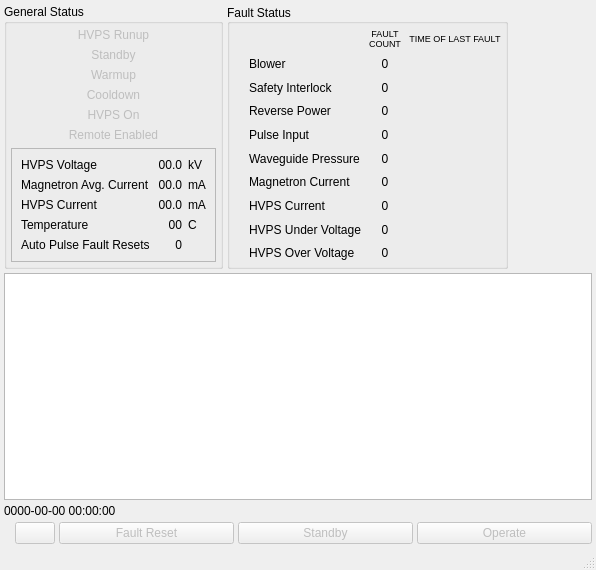
The window that src/hcr_xmit/HcrXmitCtlMainWindow.ui (NCAR/HCR_instrument) describes before a commit, drawn with Qt 5.
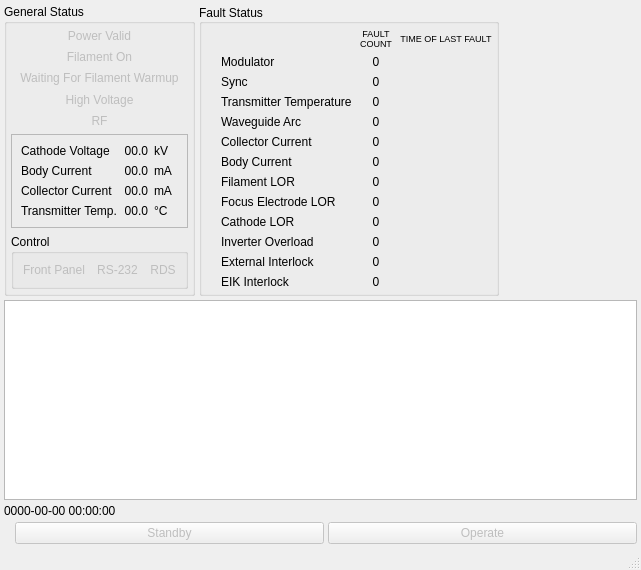
The same window after the commit. Icons and pictures are not drawn.

Commit message: Lots of changes to collect, handle, and display all of the specific status information returned by the HCR transmitter.

```diff
--- a/src/hcr_xmit/HcrXmitCtlMainWindow.ui
+++ b/src/hcr_xmit/HcrXmitCtlMainWindow.ui
@@ -6,7 +6,7 @@
    <rect>
     <x>0</x>
     <y>0</y>
-    <width>596</width>
+    <width>641</width>
     <height>570</height>
    </rect>
   </property>
@@ -47,7 +47,7 @@
             <bool>false</bool>
            </property>
            <property name="text">
-            <string>HVPS Runup</string>
+            <string>Power Valid</string>
            </property>
            <property name="alignment">
             <set>Qt::AlignCenter</set>
@@ -60,7 +60,7 @@
             <bool>false</bool>
            </property>
            <property name="text">
-            <string>Standby</string>
+            <string>Filament On</string>
            </property>
            <property name="alignment">
             <set>Qt::AlignCenter</set>
@@ -73,7 +73,7 @@
             <bool>false</bool>
            </property>
            <property name="text">
-            <string>Warmup</string>
+            <string>Waiting For Filament Warmup</string>
            </property>
            <property name="alignment">
             <set>Qt::AlignCenter</set>
@@ -86,7 +86,7 @@
             <bool>false</bool>
            </property>
            <property name="text">
-            <string>Cooldown</string>
+            <string>High Voltage</string>
            </property>
            <property name="alignment">
             <set>Qt::AlignCenter</set>
@@ -99,20 +99,7 @@
             <bool>false</bool>
            </property>
            <property name="text">
-            <string>HVPS On</string>
-           </property>
-           <property name="alignment">
-            <set>Qt::AlignCenter</set>
-           </property>
-          </widget>
-         </item>
-         <item>
-          <widget class="QLabel" name="remoteEnabledLabel">
-           <property name="enabled">
-            <bool>false</bool>
-           </property>
-           <property name="text">
-            <string>Remote Enabled</string>
+            <string>RF</string>
            </property>
            <property name="alignment">
             <set>Qt::AlignCenter</set>
@@ -131,7 +118,7 @@
             <item row="0" column="0">
              <widget class="QLabel" name="hvpsVoltageTitle">
               <property name="text">
-               <string>HVPS Voltage </string>
+               <string>Cathode Voltage </string>
               </property>
              </widget>
             </item>
@@ -161,7 +148,7 @@
             <item row="1" column="0">
              <widget class="QLabel" name="magCurrentTitle">
               <property name="text">
-               <string>Magnetron Avg. Current </string>
+               <string>Body Current </string>
               </property>
              </widget>
             </item>
@@ -176,37 +163,7 @@
              </widget>
             </item>
             <item row="1" column="2">
-             <widget class="QLabel" name="magCurrentUnits">
-              <property name="sizePolicy">
-               <sizepolicy hsizetype="Minimum" vsizetype="Preferred">
-                <horstretch>0</horstretch>
-                <verstretch>0</verstretch>
-               </sizepolicy>
-              </property>
-              <property name="text">
-               <string>mA</string>
-              </property>
-             </widget>
-            </item>
-            <item row="2" column="0">
-             <widget class="QLabel" name="hvpsCurrentTitle">
-              <property name="text">
-               <string>HVPS Current</string>
-              </property>
-             </widget>
-            </item>
-            <item row="2" column="1">
-             <widget class="QLabel" name="hvpsCurrentValue">
-              <property name="text">
-               <string>00.0</string>
-              </property>
-              <property name="alignment">
-               <set>Qt::AlignRight|Qt::AlignTrailing|Qt::AlignVCenter</set>
-              </property>
-             </widget>
-            </item>
-            <item row="2" column="2">
-             <widget class="QLabel" name="hvpsCurrentUnits">
+             <widget class="QLabel" name="bodyCurrentUnits">
               <property name="sizePolicy">
                <sizepolicy hsizetype="Minimum" vsizetype="Preferred">
                 <horstretch>0</horstretch>
@@ -221,7 +178,7 @@
             <item row="3" column="1">
              <widget class="QLabel" name="temperatureValue">
               <property name="text">
-               <string>00</string>
+               <string>&lt;html&gt;&lt;head/&gt;&lt;body&gt;&lt;p&gt;00.0&lt;/p&gt;&lt;/body&gt;&lt;/html&gt;</string>
               </property>
               <property name="alignment">
                <set>Qt::AlignRight|Qt::AlignTrailing|Qt::AlignVCenter</set>
@@ -231,31 +188,95 @@
             <item row="3" column="2">
              <widget class="QLabel" name="temperatureUnits">
               <property name="text">
-               <string>C</string>
+               <string>°C</string>
               </property>
              </widget>
             </item>
             <item row="3" column="0">
              <widget class="QLabel" name="temperatureTitle">
               <property name="text">
-               <string>Temperature</string>
+               <string>Transmitter Temp.</string>
               </property>
              </widget>
             </item>
-            <item row="4" column="0">
-             <widget class="QLabel" name="autoResetTitle">
+            <item row="2" column="0">
+             <widget class="QLabel" name="collectorCurrentTitle">
               <property name="text">
-               <string>Auto Pulse Fault Resets</string>
+               <string>Collector Current</string>
               </property>
              </widget>
             </item>
-            <item row="4" column="1">
-             <widget class="QLabel" name="autoResetCount">
+            <item row="2" column="1">
+             <widget class="QLabel" name="collectorCurrentValue">
               <property name="text">
-               <string>0</string>
+               <string>00.0</string>
               </property>
               <property name="alignment">
                <set>Qt::AlignRight|Qt::AlignTrailing|Qt::AlignVCenter</set>
+              </property>
+             </widget>
+            </item>
+            <item row="2" column="2">
+             <widget class="QLabel" name="collectorCurrentUnits">
+              <property name="sizePolicy">
+               <sizepolicy hsizetype="Minimum" vsizetype="Preferred">
+                <horstretch>0</horstretch>
+                <verstretch>0</verstretch>
+               </sizepolicy>
+              </property>
+              <property name="text">
+               <string>mA</string>
+              </property>
+             </widget>
+            </item>
+           </layout>
+          </widget>
+         </item>
+         <item>
+          <widget class="QGroupBox" name="controlBox">
+           <property name="title">
+            <string>Control</string>
+           </property>
+           <layout class="QHBoxLayout" name="horizontalLayout">
+            <property name="spacing">
+             <number>12</number>
+            </property>
+            <item>
+             <widget class="QLabel" name="frontPanelLabel">
+              <property name="enabled">
+               <bool>false</bool>
+              </property>
+              <property name="text">
+               <string>Front Panel</string>
+              </property>
+              <property name="alignment">
+               <set>Qt::AlignCenter</set>
+              </property>
+             </widget>
+            </item>
+            <item>
+             <widget class="QLabel" name="rs232Label">
+              <property name="enabled">
+               <bool>false</bool>
+              </property>
+              <property name="text">
+               <string>RS-232</string>
+              </property>
+              <property name="alignment">
+               <set>Qt::AlignCenter</set>
+              </property>
+             </widget>
+            </item>
+            <item>
+             <widget class="QLabel" name="rdsLabel">
+              <property name="enabled">
+               <bool>false</bool>
+              </property>
+              <property name="text">
+               <string>RDS</string>
+              </property>
+              <property name="alignment">
+               <set>Qt::AlignCenter</set>
               </property>
              </widget>
             </item>
@@ -283,6 +304,35 @@
          <property name="margin">
           <number>4</number>
          </property>
+         <item row="8" column="0">
+          <widget class="QLabel" name="focusElectrodeLorFaultIcon">
+           <property name="sizePolicy">
+            <sizepolicy hsizetype="Preferred" vsizetype="Preferred">
+             <horstretch>0</horstretch>
+             <verstretch>0</verstretch>
+            </sizepolicy>
+           </property>
+           <property name="text">
+            <string/>
+           </property>
+           <property name="pixmap">
+            <pixmap resource="HcrXmitCtlMainWindow.qrc">:/greenLED_off.png</pixmap>
+           </property>
+          </widget>
+         </item>
+         <item row="8" column="1">
+          <widget class="QLabel" name="focusElectrodeLorFaultLabel">
+           <property name="sizePolicy">
+            <sizepolicy hsizetype="Preferred" vsizetype="Preferred">
+             <horstretch>0</horstretch>
+             <verstretch>0</verstretch>
+            </sizepolicy>
+           </property>
+           <property name="text">
+            <string>Focus Electrode LOR</string>
+           </property>
+          </widget>
+         </item>
          <item row="1" column="0">
           <widget class="QLabel" name="blowerFaultIcon">
            <property name="sizePolicy">
@@ -308,7 +358,7 @@
             </sizepolicy>
            </property>
            <property name="text">
-            <string>Blower</string>
+            <string>Modulator</string>
            </property>
            <property name="indent">
             <number>0</number>
@@ -340,7 +390,7 @@
             </sizepolicy>
            </property>
            <property name="text">
-            <string>Safety Interlock</string>
+            <string>Sync</string>
            </property>
           </widget>
          </item>
@@ -369,7 +419,7 @@
             </sizepolicy>
            </property>
            <property name="text">
-            <string>Reverse Power</string>
+            <string>Transmitter Temperature</string>
            </property>
           </widget>
          </item>
@@ -398,7 +448,7 @@
             </sizepolicy>
            </property>
            <property name="text">
-            <string>Pulse Input</string>
+            <string>Waveguide Arc</string>
            </property>
           </widget>
          </item>
@@ -430,20 +480,7 @@
             <string/>
            </property>
            <property name="pixmap">
-            <pixmap resource="KaXmitCtlMainWindow.qrc">:/greenLED_off.png</pixmap>
-           </property>
-          </widget>
-         </item>
-         <item row="6" column="1">
-          <widget class="QLabel" name="magCurrFaultLabel">
-           <property name="sizePolicy">
-            <sizepolicy hsizetype="Preferred" vsizetype="Preferred">
-             <horstretch>0</horstretch>
-             <verstretch>0</verstretch>
-            </sizepolicy>
-           </property>
-           <property name="text">
-            <string>Magnetron Current</string>
+            <pixmap resource="HcrXmitCtlMainWindow.qrc">:/greenLED_off.png</pixmap>
            </property>
           </widget>
          </item>
@@ -459,7 +496,20 @@
             <string/>
            </property>
            <property name="pixmap">
-            <pixmap resource="KaXmitCtlMainWindow.qrc">:/greenLED_off.png</pixmap>
+            <pixmap resource="HcrXmitCtlMainWindow.qrc">:/greenLED_off.png</pixmap>
+           </property>
+          </widget>
+         </item>
+         <item row="6" column="1">
+          <widget class="QLabel" name="bodyCurrFaultLabel">
+           <property name="sizePolicy">
+            <sizepolicy hsizetype="Preferred" vsizetype="Preferred">
+             <horstretch>0</horstretch>
+             <verstretch>0</verstretch>
+            </sizepolicy>
+           </property>
+           <property name="text">
+            <string>Body Current</string>
            </property>
           </widget>
          </item>
@@ -472,36 +522,7 @@
             </sizepolicy>
            </property>
            <property name="text">
-            <string>HVPS Current</string>
-           </property>
-          </widget>
-         </item>
-         <item row="8" column="0">
-          <widget class="QLabel" name="hvpsUnderVFaultIcon">
-           <property name="sizePolicy">
-            <sizepolicy hsizetype="Preferred" vsizetype="Preferred">
-             <horstretch>0</horstretch>
-             <verstretch>0</verstretch>
-            </sizepolicy>
-           </property>
-           <property name="text">
-            <string/>
-           </property>
-           <property name="pixmap">
-            <pixmap resource="KaXmitCtlMainWindow.qrc">:/greenLED_off.png</pixmap>
-           </property>
-          </widget>
-         </item>
-         <item row="8" column="1">
-          <widget class="QLabel" name="hvpsUnderVFaultLabel">
-           <property name="sizePolicy">
-            <sizepolicy hsizetype="Preferred" vsizetype="Preferred">
-             <horstretch>0</horstretch>
-             <verstretch>0</verstretch>
-            </sizepolicy>
-           </property>
-           <property name="text">
-            <string>HVPS Under Voltage</string>
+            <string>Filament LOR</string>
            </property>
           </widget>
          </item>
@@ -530,7 +551,7 @@
             </sizepolicy>
            </property>
            <property name="text">
-            <string>HVPS Over Voltage</string>
+            <string>Cathode LOR</string>
            </property>
           </widget>
          </item>
@@ -543,7 +564,7 @@
             </sizepolicy>
            </property>
            <property name="text">
-            <string>Waveguide Pressure</string>
+            <string>Collector Current</string>
            </property>
           </widget>
          </item>
@@ -763,6 +784,108 @@
            </property>
           </widget>
          </item>
+         <item row="10" column="0">
+          <widget class="QLabel" name="inverterOverloadFaultIcon">
+           <property name="text">
+            <string/>
+           </property>
+           <property name="pixmap">
+            <pixmap resource="HcrXmitCtlMainWindow.qrc">:/greenLED_off.png</pixmap>
+           </property>
+          </widget>
+         </item>
+         <item row="10" column="1">
+          <widget class="QLabel" name="inverterOverloadFaultLabel">
+           <property name="text">
+            <string>Inverter Overload</string>
+           </property>
+          </widget>
+         </item>
+         <item row="10" column="2">
+          <widget class="QLabel" name="inverterOverloadFaultCount">
+           <property name="text">
+            <string>0</string>
+           </property>
+           <property name="alignment">
+            <set>Qt::AlignCenter</set>
+           </property>
+          </widget>
+         </item>
+         <item row="10" column="3">
+          <widget class="QLabel" name="inverterOverloadFaultTime">
+           <property name="text">
+            <string/>
+           </property>
+          </widget>
+         </item>
+         <item row="11" column="1">
+          <widget class="QLabel" name="extInterlockFaultLabel">
+           <property name="text">
+            <string>External Interlock</string>
+           </property>
+          </widget>
+         </item>
+         <item row="11" column="0">
+          <widget class="QLabel" name="extInterlockFaultIcon">
+           <property name="text">
+            <string/>
+           </property>
+           <property name="pixmap">
+            <pixmap resource="HcrXmitCtlMainWindow.qrc">:/greenLED_off.png</pixmap>
+           </property>
+          </widget>
+         </item>
+         <item row="11" column="2">
+          <widget class="QLabel" name="extInterlockFaultCount">
+           <property name="text">
+            <string>0</string>
+           </property>
+           <property name="alignment">
+            <set>Qt::AlignCenter</set>
+           </property>
+          </widget>
+         </item>
+         <item row="11" column="3">
+          <widget class="QLabel" name="extInterlockFaultTime">
+           <property name="text">
+            <string/>
+           </property>
+          </widget>
+         </item>
+         <item row="12" column="0">
+          <widget class="QLabel" name="eikInterlockFaultIcon">
+           <property name="text">
+            <string/>
+           </property>
+           <property name="pixmap">
+            <pixmap resource="HcrXmitCtlMainWindow.qrc">:/greenLED_off.png</pixmap>
+           </property>
+          </widget>
+         </item>
+         <item row="12" column="1">
+          <widget class="QLabel" name="eikInterlockFaultLabel">
+           <property name="text">
+            <string>EIK Interlock</string>
+           </property>
+          </widget>
+         </item>
+         <item row="12" column="2">
+          <widget class="QLabel" name="eikInterlockFaultCount">
+           <property name="text">
+            <string>0</string>
+           </property>
+           <property name="alignment">
+            <set>Qt::AlignCenter</set>
+           </property>
+          </widget>
+         </item>
+         <item row="12" column="3">
+          <widget class="QLabel" name="eikInterlockFaultTime">
+           <property name="text">
+            <string/>
+           </property>
+          </widget>
+         </item>
         </layout>
        </widget>
       </item>
@@ -844,49 +967,7 @@
          <string/>
         </property>
         <property name="pixmap">
-         <pixmap resource="KaXmitCtlMainWindow.qrc">:/greenLED_off.png</pixmap>
-        </property>
-       </widget>
-      </item>
-      <item>
-       <widget class="QPushButton" name="powerButton">
-        <property name="enabled">
-         <bool>false</bool>
-        </property>
-        <property name="sizePolicy">
-         <sizepolicy hsizetype="Minimum" vsizetype="Preferred">
-          <horstretch>0</horstretch>
-          <verstretch>0</verstretch>
-         </sizepolicy>
-        </property>
-        <property name="text">
-         <string/>
-        </property>
-        <property name="icon">
-         <iconset resource="KaXmitCtlMainWindow.qrc">
-          <normaloff>:/powerbutton.png</normaloff>:/powerbutton.png</iconset>
-        </property>
-        <property name="iconSize">
-         <size>
-          <width>24</width>
-          <height>24</height>
-         </size>
-        </property>
-       </widget>
-      </item>
-      <item>
-       <widget class="QPushButton" name="faultResetButton">
-        <property name="enabled">
-         <bool>false</bool>
-        </property>
-        <property name="sizePolicy">
-         <sizepolicy hsizetype="MinimumExpanding" vsizetype="Preferred">
-          <horstretch>0</horstretch>
-          <verstretch>0</verstretch>
-         </sizepolicy>
-        </property>
-        <property name="text">
-         <string>Fault Reset</string>
+         <pixmap resource="HcrXmitCtlMainWindow.qrc">:/greenLED_off.png</pixmap>
         </property>
        </widget>
       </item>
```
Left out of the diff: 106 changed lines with no effect on the pictures. The commit also changes 7 other files.
